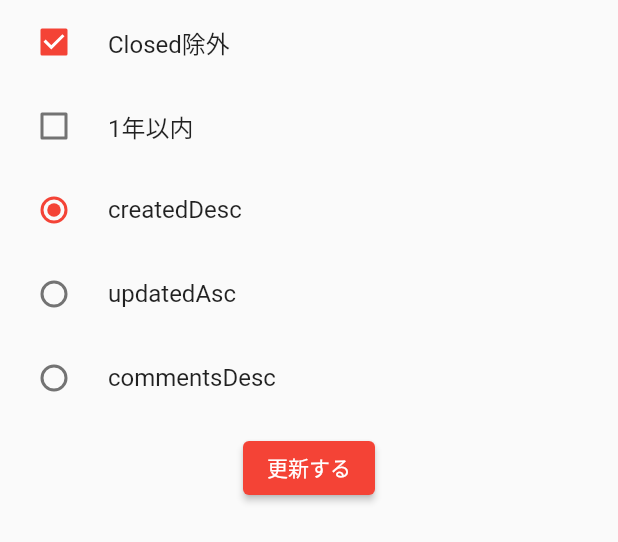
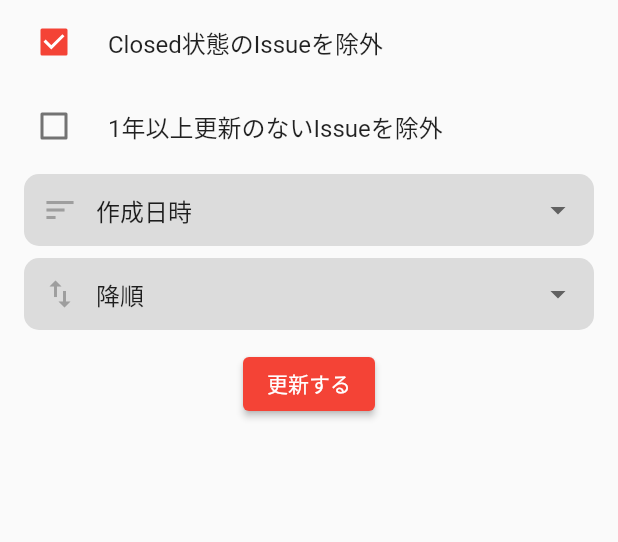
Before and after one commit to uniwasa/issue_viewer, a Flutter app: the FilterSheet widget shown alone on an empty page, opened directly, on a phone screen of 412 x 824 dp. Shown: the top 542 px of the screen. Run offline on Flutter 3.47's test engine with Material 2 defaults, Android fonts, the phone set to English and light mode, and no system bars; our stand-ins replace dio, flutter_hooks, freezed_annotation, hooks_riverpod, retrofit; generated files the repository leaves out were written again; network calls fail.

Commit message:
✨ ソート項目と方向を別々に設定できるように

```diff
--- /dev/null
+++ b/lib/data/enum/direction_type.dart
@@ -0,0 +1,15 @@
+enum DirectionType {
+  desc,
+  asc,
+}
+
+extension DirectionTypeX on DirectionType {
+  String get title {
+    switch (this) {
+      case DirectionType.desc:
+        return '降順';
+      case DirectionType.asc:
+        return '昇順';
+    }
+  }
+}
--- a/lib/data/enum/sort_type.dart
+++ b/lib/data/enum/sort_type.dart
@@ -1,29 +1,18 @@
 enum SortType {
-  createdDesc,
-  updatedAsc,
-  commentsDesc,
+  created,
+  updated,
+  comments,
 }
 
 extension SortTypeX on SortType {
-  String get sort {
+  String get title {
     switch (this) {
-      case SortType.createdDesc:
-        return 'created';
-      case SortType.updatedAsc:
-        return 'updated';
-      case SortType.commentsDesc:
-        return 'comments';
-    }
-  }
-
-  String get direction {
-    switch (this) {
-      case SortType.createdDesc:
-        return 'desc';
-      case SortType.updatedAsc:
-        return 'asc';
-      case SortType.commentsDesc:
-        return 'desc';
+      case SortType.created:
+        return '作成日時';
+      case SortType.updated:
+        return '更新日時';
+      case SortType.comments:
+        return 'コメント数';
     }
   }
 }
--- a/lib/data/model/filter_state.dart
+++ b/lib/data/model/filter_state.dart
@@ -1,5 +1,6 @@
 import 'package:freezed_annotation/freezed_annotation.dart';
 import 'package:flutter/foundation.dart';
+import 'package:issue_viewer/data/enum/direction_type.dart';
 import 'package:issue_viewer/data/enum/sort_type.dart';
 
 part 'filter_state.freezed.dart';
@@ -10,5 +11,6 @@ class FilterState with _$FilterState {
     required bool onlyOpen,
     required bool pastYear,
     required SortType sortType,
+    required DirectionType directionType,
   }) = _FilterState;
 }
--- a/lib/data/repository/issue_repository.dart
+++ b/lib/data/repository/issue_repository.dart
@@ -1,4 +1,5 @@
 import 'package:hooks_riverpod/hooks_riverpod.dart';
+import 'package:issue_viewer/data/enum/direction_type.dart';
 import 'package:issue_viewer/data/enum/sort_type.dart';
 
 import '../model/issue.dart';
@@ -18,6 +19,7 @@ class IssueRepository {
       required bool onlyOpen,
       required bool pastYear,
       required SortType sortType,
+      required DirectionType directionType,
       String? labels}) {
     final lastYearText = DateTime.now()
         .add(const Duration(days: 365) * -1)
@@ -28,8 +30,8 @@ class IssueRepository {
           perPage: perPage,
           page: page,
           state: onlyOpen ? 'open' : 'all',
-          sort: sortType.sort,
-          direction: sortType.direction,
+          sort: sortType.name,
+          direction: directionType.name,
           since: pastYear ? lastYearText : null,
           labels: labels,
         )
--- a/lib/ui/filter_sheet/filter_sheet.dart
+++ b/lib/ui/filter_sheet/filter_sheet.dart
@@ -1,5 +1,6 @@
 import 'package:flutter/material.dart';
 import 'package:hooks_riverpod/hooks_riverpod.dart';
+import 'package:issue_viewer/data/enum/direction_type.dart';
 import 'package:issue_viewer/data/enum/sort_type.dart';
 import 'package:issue_viewer/ui/filter_sheet/filter_sheet_controller.dart';
 
@@ -14,6 +15,7 @@ class FilterSheet extends HookConsumerWidget {
       child: SafeArea(
         child: Column(
           children: [
+            // Closed除外するか
             CheckboxListTile(
               onChanged: (bool? value) {
                 ref
@@ -21,9 +23,11 @@ class FilterSheet extends HookConsumerWidget {
                     .handleOnlyOpen(value ?? false);
               },
               value: state.onlyOpen,
-              title: const Text('Closed除外'),
+              title: const Text('Closed状態のIssueを除外'),
               controlAffinity: ListTileControlAffinity.leading,
             ),
+
+            // 1年以内か
             CheckboxListTile(
               onChanged: (bool? value) {
                 ref
@@ -31,20 +35,47 @@ class FilterSheet extends HookConsumerWidget {
                     .handlePastYear(value ?? false);
               },
               value: state.pastYear,
-              title: const Text('1年以内'),
+              title: const Text('1年以上更新のないIssueを除外'),
               controlAffinity: ListTileControlAffinity.leading,
             ),
-            for (final sortType in SortType.values)
-              RadioListTile<SortType>(
-                value: sortType,
-                groupValue: state.sortType,
-                title: Text(sortType.name),
+
+            // ソート項目
+            ListTile(
+              title: DropdownButtonFormField<SortType>(
+                decoration: _dropdownDecoration(Icons.sort),
+                items: [
+                  for (final sortType in SortType.values)
+                    DropdownMenuItem(
+                        value: sortType, child: Text(sortType.title)),
+                ],
+                value: state.sortType,
                 onChanged: (value) {
                   ref
                       .read(filterSheetControllerProvider.notifier)
-                      .handleRadio(value!);
+                      .handleSortType(value!);
                 },
               ),
+            ),
+
+            // ソート方向
+            ListTile(
+              title: DropdownButtonFormField<DirectionType>(
+                decoration: _dropdownDecoration(Icons.swap_vert),
+                items: [
+                  for (final directionType in DirectionType.values)
+                    DropdownMenuItem(
+                        value: directionType, child: Text(directionType.title)),
+                ],
+                value: state.directionType,
+                onChanged: (value) {
+                  ref
+                      .read(filterSheetControllerProvider.notifier)
+                      .handleDirectionType(value!);
+                },
+              ),
+            ),
+
+            // 更新ボタン
             Padding(
               padding: const EdgeInsets.symmetric(vertical: 8.0),
               child: ElevatedButton(
@@ -60,4 +91,16 @@ class FilterSheet extends HookConsumerWidget {
       ),
     );
   }
+
+  InputDecoration _dropdownDecoration(IconData icon) {
+    return InputDecoration(
+      prefixIcon: Icon(icon, color: Colors.grey),
+      filled: true,
+      fillColor: Colors.black12,
+      contentPadding: const EdgeInsets.symmetric(horizontal: 8, vertical: 0),
+      border: OutlineInputBorder(
+          borderRadius: BorderRadius.circular(10.0),
+          borderSide: BorderSide.none),
+    );
+  }
 }
--- a/lib/ui/issue_tab/issue_tab_page_controller.dart
+++ b/lib/ui/issue_tab/issue_tab_page_controller.dart
@@ -110,6 +110,7 @@ class IssueTabPageController extends StateNotifier<AsyncValue<IssueTabState>> {
         onlyOpen: filterState.onlyOpen,
         pastYear: filterState.pastYear,
         sortType: filterState.sortType,
+        directionType: filterState.directionType,
         labels: _tabType.label);
     return result;
   }
```
Also changed, not shown: lib/data/provider/global_filter_state_provider.dart (+6 -1 lines), lib/ui/filter_sheet/filter_sheet_controller.dart (+6 -1 lines), lib/data/model/filter_state.freezed.dart.
